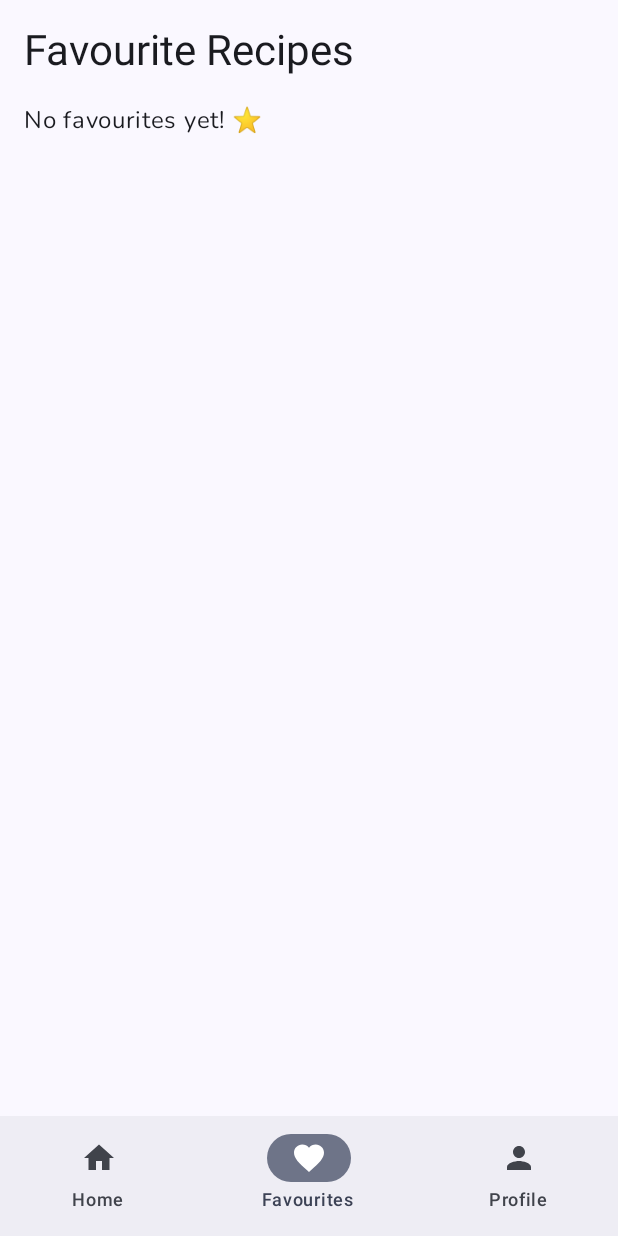
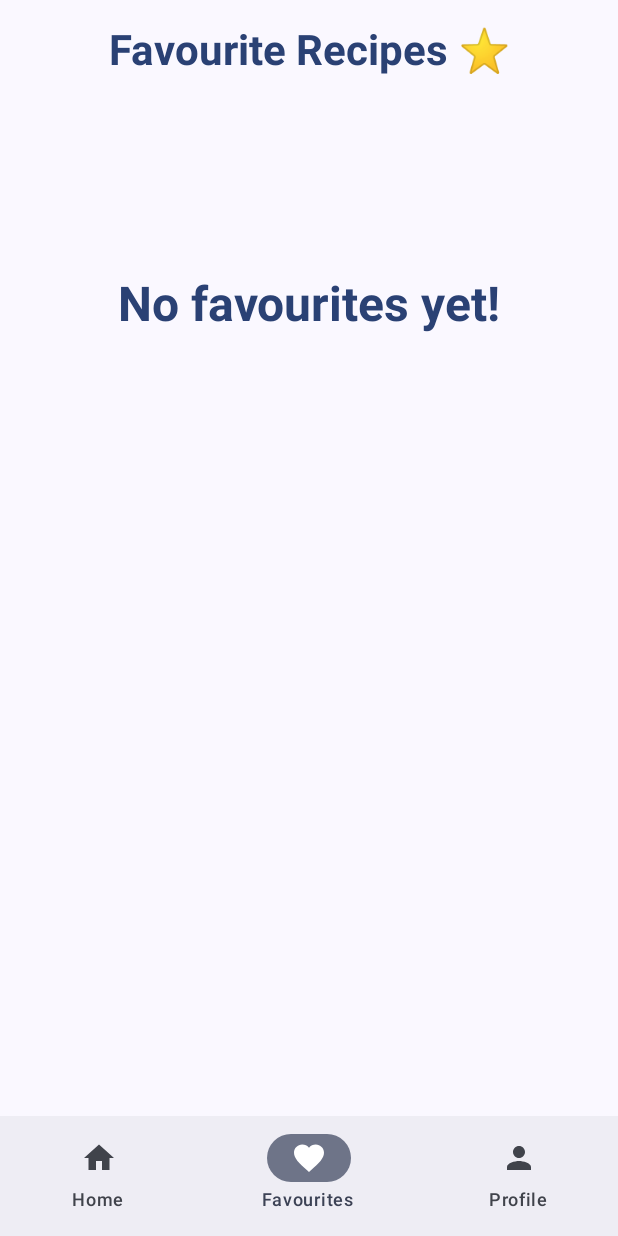
Before and after one commit to JoshuaDonnelly/Mobile-CA3, an Android app built with Jetpack Compose: the screen it shows after launch (MainActivity), item 2 of the bottom bar chosen, on a phone screen of 412 x 824 dp. Run offline under Robolectric (Android 15) with nearby library versions, the phone set to English and light mode, and no system bars; pictures from the network do not load.

Commit message:
feat: add images using coil, refactor design for fav and profile, add new icon to app and name

```diff
--- a/app/build.gradle.kts
+++ b/app/build.gradle.kts
@@ -60,6 +60,7 @@ dependencies {
     androidTestImplementation(libs.androidx.compose.ui.test.junit4)
     debugImplementation(libs.androidx.compose.ui.tooling)
     debugImplementation(libs.androidx.compose.ui.test.manifest)
+    implementation("io.coil-kt:coil-compose:2.5.0")
     implementation("androidx.navigation:navigation-fragment-ktx:2.7.7")
     implementation("androidx.navigation:navigation-ui-ktx:2.7.7")
     implementation("androidx.navigation:navigation-compose:2.7.7")
--- a/app/src/main/java/com/example/mobileca3/MainActivity.kt
+++ b/app/src/main/java/com/example/mobileca3/MainActivity.kt
@@ -35,6 +35,8 @@ import androidx.navigation.compose.*
 import com.example.compose.AppTheme
 import com.example.mobileca3.ui.theme.nunitoFont
 import kotlinx.coroutines.delay
+import coil.compose.AsyncImage
+
 
 
 // Favourites Storer (titles only)
@@ -99,7 +101,7 @@ object ProfileManager {
 data class Recipe(
     val title: String,
     val description: String,
-    val imageRes: Int
+    val imageUrl: String
 )
 
 class MainActivity : ComponentActivity() {
@@ -157,12 +159,10 @@ fun PocketChef(darkTheme: Boolean, onThemeUpdated: () -> Unit) {
                 )
             }
 
-            // Favourites screen already present
             composable("favourites") {
                 FavouritesScreen()
             }
 
-            // NEW: Profile route
             composable("profile") {
                 ProfileScreen()
             }
@@ -203,11 +203,11 @@ fun HomeScreen(darkTheme: Boolean, onThemeUpdated: () -> Unit) {
 
 
     val sampleRecipes = listOf(
-        Recipe("Spaghetti Bolognese", "Rich tomato sauce with minced beef and herbs.", R.drawable.spagbol),
-        Recipe("Chicken Stir Fry", "Quick, colorful vegetables with sticky soy glaze.", R.drawable.stirfry),
-        Recipe("Beef Tacos", "Seasoned beef with lettuce, cheese & salsa.", R.drawable.tacos),
-        Recipe("Garlic Butter Salmon", "Creamy, flaky salmon with herbs & lemon.", R.drawable.salmon),
-        Recipe("Pancakes & Syrup", "Fluffy stack with maple drizzle.", R.drawable.pancakes)
+        Recipe("Spaghetti Bolognese", "Rich tomato sauce with minced beef and herbs.", "https://www.kitchensanctuary.com/wp-content/uploads/2019/09/Spaghetti-Bolognese-square-FS-0204.jpg"),
+        Recipe("Chicken Stir Fry", "Quick, colorful vegetables with sticky soy glaze.", "https://thegirlonbloor.com/wp-content/uploads/2019/04/The-best-Beef-stir-fry-3-500x500.jpg"),
+        Recipe("Beef Tacos", "Seasoned beef with lettuce, cheese & salsa.", "https://oliviaadriance.com/wp-content/uploads/2023/07/Final_3_Crispy_Baked_Beef_Tacos_grain-free-dairy-free.jpg"),
+        Recipe("Garlic Butter Salmon", "Creamy, flaky salmon with herbs & lemon.", "https://www.kitchensanctuary.com/wp-content/uploads/2020/05/Honey-Garlic-Baked-Salmon-square-FS-111.jpg"),
+        Recipe("Pancakes & Syrup", "Fluffy stack with maple drizzle.", "https://www.allrecipes.com/thmb/TvmI_Fszqlu7ITqqhtj8l_JWqZo=/1500x0/filters:no_upscale():max_bytes(150000):strip_icc()/21014-Good-old-Fashioned-Pancakes-primary-4x3-c991bb30cf5a4078b61e3808b7ebcda8.jpg")
     )
 
     Column(
@@ -377,14 +377,16 @@ fun AnimatedRecipeCard(recipe: Recipe, index: Int) {
             horizontalArrangement = Arrangement.Start
         ) {
 
-            Image(
-                painter = painterResource(id = recipe.imageRes),
+            AsyncImage(
+                model = recipe.imageUrl,
                 contentDescription = null,
                 modifier = Modifier
                     .size(120.dp)
                     .padding(8.dp)
                     .clip(MaterialTheme.shapes.medium),
-                contentScale = ContentScale.Crop
+                contentScale = ContentScale.Crop,
+                error = painterResource(id = R.drawable.icon),    // Shows if loading failed
+                placeholder = painterResource(id = R.drawable.icon) // Shows during loading
             )
 
             Column(modifier = Modifier.weight(1f)) {
@@ -436,16 +438,27 @@ fun FavouritesScreen() {
     Column(
         modifier = Modifier
             .fillMaxSize()
-            .padding(16.dp)
+            .padding(16.dp),
+        horizontalAlignment = Alignment.CenterHorizontally
     ) {
         Text(
-            "Favourite Recipes",
+            "Favourite Recipes ⭐",
             style = MaterialTheme.typography.headlineMedium,
-            modifier = Modifier.padding(bottom = 16.dp)
+            color = MaterialTheme.colorScheme.primary,
+            modifier = Modifier
+                .padding(bottom = 16.dp),
+            fontWeight = FontWeight.Bold,
         )
 
         if (savedTitles.value.isEmpty()) {
-            Text("No favourites yet! ⭐")
+            Text(
+                "No favourites yet!",
+                style = MaterialTheme.typography.headlineLarge,
+                color = MaterialTheme.colorScheme.primary,
+                modifier = Modifier.
+                    padding( top = 116.dp),
+                fontWeight = FontWeight.Bold,
+            )
         } else {
             LazyColumn(verticalArrangement = Arrangement.spacedBy(12.dp)) {
                 itemsIndexed(savedTitles.value) { _, title ->
@@ -466,7 +479,7 @@ fun FavouritesScreen() {
     }
 }
 
-// ----------------- PROFILE SCREEN (Compose) -----------------
+// ----------------- PROFILE SCREEN -----------------
 @Composable
 fun ProfileScreen() {
     val context = LocalContext.current
@@ -480,13 +493,20 @@ fun ProfileScreen() {
         modifier = Modifier
             .fillMaxSize()
             .padding(16.dp),
-        verticalArrangement = Arrangement.spacedBy(16.dp)
+        verticalArrangement = Arrangement.spacedBy(16.dp),
+        horizontalAlignment = Alignment.CenterHorizontally
     ) {
         Text(
             "Profile",
-            style = MaterialTheme.typography.headlineMedium
+            style = MaterialTheme.typography.headlineMedium,
+            color = MaterialTheme.colorScheme.primary,
+            modifier = Modifier.padding(bottom = 16.dp),
+            fontWeight = FontWeight.Bold,
         )
-
+        AsyncImage(
+            model = "https://cdn-icons-png.flaticon.com/512/5987/5987424.png",
+            contentDescription = null,
+        )
         OutlinedTextField(
             value = username,
             onValueChange = { username = it },
@@ -511,7 +531,7 @@ fun ProfileScreen() {
                 Text("Save Profile")
             }
 
-            // Simple clear button
+            //clear button
             OutlinedButton(onClick = {
                 username = ""
                 fullName = ""
--- a/app/src/main/res/mipmap-anydpi-v26/ic_launcher.xml
+++ /dev/null
@@ -1,6 +0,0 @@
-<?xml version="1.0" encoding="utf-8"?>
-<adaptive-icon xmlns:android="http://schemas.android.com/apk/res/android">
-    <background android:drawable="@drawable/ic_launcher_background" />
-    <foreground android:drawable="@drawable/ic_launcher_foreground" />
-    <monochrome android:drawable="@drawable/ic_launcher_foreground" />
-</adaptive-icon>
```
Also changed, not shown: app/src/main/AndroidManifest.xml (+8 -3 lines), app/src/main/res/xml/network_security_config.xml (added, +9 -0 lines), app/src/main/res/mipmap-hdpi/ic_launcher.webp, app/src/main/res/mipmap-hdpi/ic_launcher_foreground.webp (added), app/src/main/res/mipmap-hdpi/ic_launcher_round.webp, app/src/main/res/mipmap-mdpi/ic_launcher.webp, app/src/main/res/mipmap-mdpi/ic_launcher_foreground.webp (added), app/src/main/res/mipmap-mdpi/ic_launcher_round.webp, app/src/main/res/mipmap-xhdpi/ic_launcher.webp, app/src/main/res/mipmap-xhdpi/ic_launcher_foreground.webp (added), app/src/main/res/mipmap-xhdpi/ic_launcher_round.webp, app/src/main/res/mipmap-xxhdpi/ic_launcher.webp, app/src/main/res/mipmap-xxhdpi/ic_launcher_foreground.webp (added), app/src/main/res/mipmap-xxhdpi/ic_launcher_round.webp, 3 more files.
